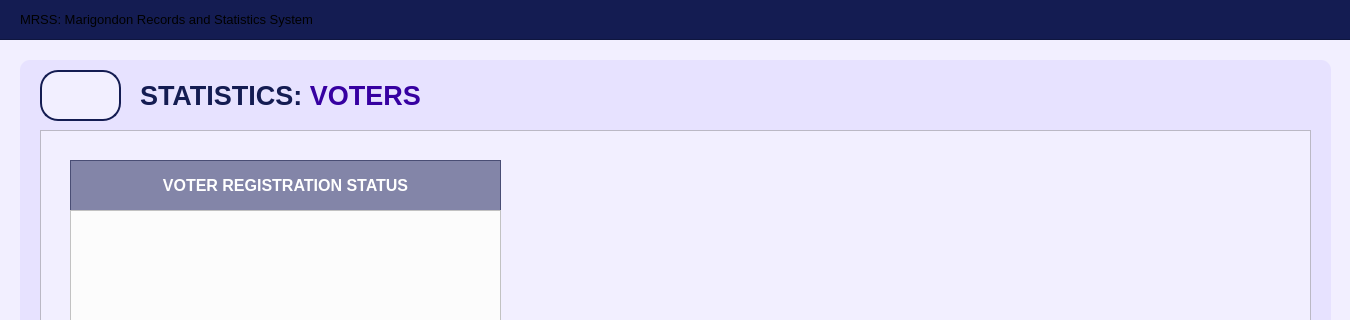
Above: UI/MainPages/StatisticPages/voters.ui from Yohhannn/Barangay-Records-Statistics-System before the change; both pictures show x 0 to 1350 and y 0 to 320 of the 1350 by 850 pixel window. Below: the same form after it.
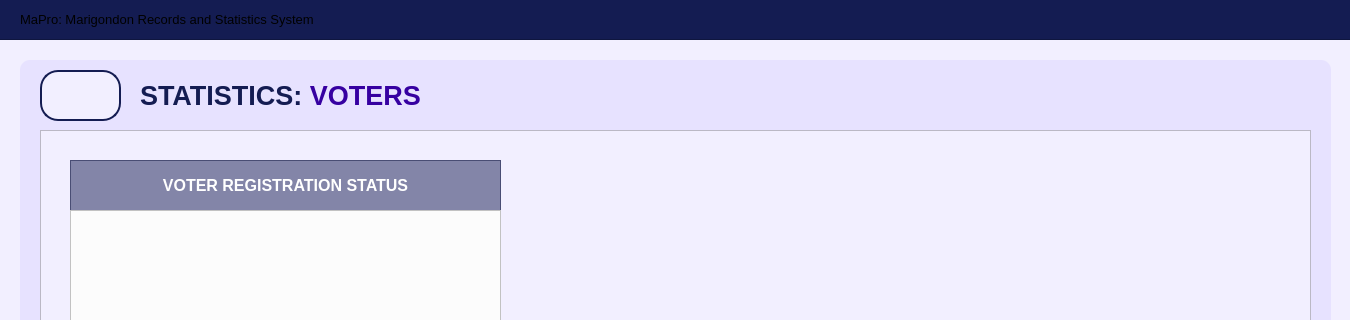
That is the form after the change. Icons and pictures are not drawn.

The edit to the form file:
```diff
--- a/UI/MainPages/StatisticPages/voters.ui
+++ b/UI/MainPages/StatisticPages/voters.ui
@@ -75,7 +75,7 @@
 </string>
     </property>
     <property name="text">
-     <string>MRSS: Marigondon Records and Statistics System</string>
+     <string>MaPro: Marigondon Records and Statistics System</string>
     </property>
     <property name="alignment">
      <set>Qt::AlignmentFlag::AlignLeading|Qt::AlignmentFlag::AlignLeft|Qt::AlignmentFlag::AlignVCenter</set>
```
